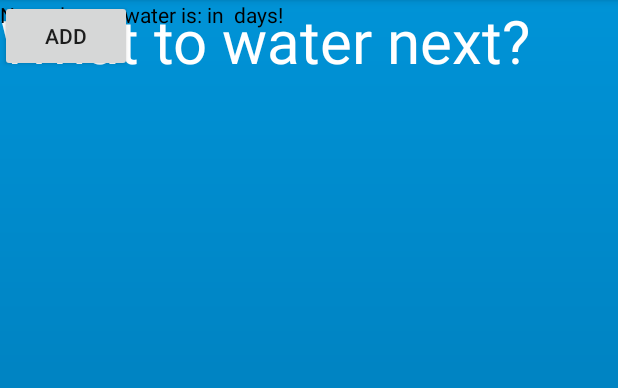
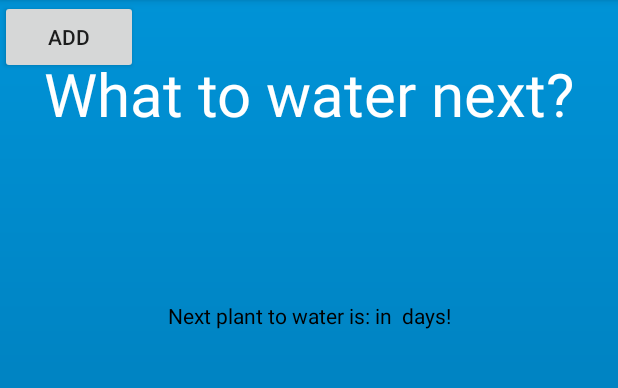
Before and after one commit to libbyjenn97/WaterMindr, an Android app: the WaterPlantActivity screen opened directly, with no data from a screen before it, on a phone screen of 412 x 824 dp, the part 84-472 px from its top. Run offline under Robolectric (Android 15) with nearby library versions, the phone set to English and light mode, and no system bars.

Commit message:
Imprived GUI Linked homes screen with water me

```diff
--- a/app/src/main/AndroidManifest.xml
+++ b/app/src/main/AndroidManifest.xml
@@ -21,11 +21,12 @@
                 <category android:name="android.intent.category.LAUNCHER" />
             </intent-filter>
         </activity>
-        <activity android:name=".ViewMyPlantsActivity" />
         <activity android:name=".AddPlantActivity" />
         <activity android:name=".WaterPlantActivity" />
         <activity android:name=".GardeningVideosActivity" />
-        <activity android:name=".WhatsNextActivity" />
+        <activity android:name=".WhatsNextActivity"
+            android:label="what's next?"/>
+        <activity android:name=".ViewMyPlantsActivity" />
         <activity android:name=".NotificationView"
             android:label="Details of notification">
             <meta-data
--- a/app/src/main/res/layout/activity_add_plant.xml
+++ b/app/src/main/res/layout/activity_add_plant.xml
@@ -2,7 +2,8 @@
 <LinearLayout xmlns:android="http://schemas.android.com/apk/res/android"
     xmlns:app="http://schemas.android.com/apk/res-auto"
     xmlns:tools="http://schemas.android.com/tools"
-    android:orientation="vertical" android:layout_width="fill_parent"
+    android:orientation="vertical"
+    android:layout_width="fill_parent"
     android:background="@drawable/gradient"
     android:layout_height="fill_parent">
 
--- a/app/src/main/res/layout/activity_gardening_videos.xml
+++ b/app/src/main/res/layout/activity_gardening_videos.xml
@@ -13,7 +13,7 @@
         android:layout_width="wrap_content"
         android:layout_height="wrap_content"
         android:text="Gardening Videos"
-        android:textColor="@color/colorAccent"
+        android:textColor="@color/ColorTitle"
         android:textSize="@dimen/title"
         android:gravity="center"
         app:layout_constraintTop_toTopOf="parent"
--- a/app/src/main/res/layout/activity_main.xml
+++ b/app/src/main/res/layout/activity_main.xml
@@ -16,9 +16,9 @@
         android:layout_width="156dp"
         android:layout_height="56dp"
         android:text="Water Me"
+        tools:ignore="HardcodedText"
         tools:layout_editor_absoluteX="113dp"
-        tools:layout_editor_absoluteY="266dp"
-        tools:ignore="HardcodedText" />
+        tools:layout_editor_absoluteY="266dp" />
 
     <Button
         android:id="@+id/tipsandtricks"
--- a/app/src/main/res/layout/activity_view_my_plants.xml
+++ b/app/src/main/res/layout/activity_view_my_plants.xml
@@ -4,6 +4,7 @@
     xmlns:tools="http://schemas.android.com/tools"
     android:layout_width="match_parent"
     android:layout_height="match_parent"
+    android:background="@drawable/gradient"
     tools:context="com.example.libbyalicia.watermindr.ViewMyPlantsActivity">
 
 </android.support.constraint.ConstraintLayout>
--- a/app/src/main/res/layout/activity_water_plant.xml
+++ b/app/src/main/res/layout/activity_water_plant.xml
@@ -5,6 +5,7 @@
     android:layout_width="match_parent"
     android:layout_height="match_parent"
     android:background="@drawable/gradient"
+    android:layout_gravity="center"
     tools:context="com.example.libbyalicia.watermindr.WaterPlantActivity">
 
 
@@ -13,37 +14,44 @@
         android:layout_width="wrap_content"
         android:layout_height="wrap_content"
         android:text="What to water next?"
-        android:textColor="@color/colorAccent"
+        android:textColor="@color/ColorTitle"
         android:textSize="@dimen/title"
         android:gravity="center"
-        tools:layout_editor_absoluteX="14dp"
-        tools:layout_editor_absoluteY="16dp" />
+        app:layout_constraintTop_toTopOf="parent"
+        android:layout_marginTop="35dp"
+        android:layout_marginLeft="16dp"
+        app:layout_constraintLeft_toLeftOf="parent"
+        android:layout_marginRight="16dp"
+        app:layout_constraintRight_toRightOf="parent" />
 
     <Button
         android:id="@+id/addBtn"
-        android:layout_width="wrap_content"
-        android:layout_height="wrap_content"
+        android:layout_width="92dp"
+        android:layout_height="49dp"
         android:text="Add"
-        tools:layout_editor_absoluteX="246dp"
-        tools:layout_editor_absoluteY="421dp" />
+        tools:layout_editor_absoluteX="274dp"
+        tools:layout_editor_absoluteY="420dp" />
 
     <Button
         android:id="@+id/deleteBtn"
         android:layout_width="wrap_content"
         android:layout_height="wrap_content"
-        android:layout_marginRight="131dp"
+        android:layout_marginRight="102dp"
         android:text="Delete"
         app:layout_constraintRight_toLeftOf="@+id/addBtn"
-        tools:layout_editor_absoluteY="421dp" />
+        android:layout_marginTop="210dp"
+        app:layout_constraintTop_toBottomOf="@+id/textView7" />
 
     <TextView
         android:id="@+id/textView7"
         android:layout_width="wrap_content"
         android:layout_height="wrap_content"
         android:text="Next plant to water is: in  days!"
-        tools:layout_editor_absoluteY="133dp"
-        tools:layout_editor_absoluteX="115dp"
-        android:textColor="#000000"/>
+        android:textColor="#000000"
+        app:layout_constraintLeft_toLeftOf="parent"
+        app:layout_constraintRight_toRightOf="parent"
+        android:layout_marginTop="111dp"
+        app:layout_constraintTop_toBottomOf="@+id/remTitle" />
 
 
 </android.support.constraint.ConstraintLayout>
--- a/app/src/main/res/layout/activity_whats_next.xml
+++ b/app/src/main/res/layout/activity_whats_next.xml
@@ -3,7 +3,8 @@
     xmlns:app="http://schemas.android.com/apk/res-auto"
     xmlns:tools="http://schemas.android.com/tools"
     android:background="@drawable/gradient"
-    android:orientation="vertical" android:layout_width="fill_parent"
+    android:orientation="vertical"
+    android:layout_width="fill_parent"
     android:layout_height="fill_parent">
 
     <GridView
--- a/app/src/main/res/layout/my_plants_row.xml
+++ b/app/src/main/res/layout/my_plants_row.xml
@@ -11,7 +11,7 @@
         android:layout_height="wrap_content"
         android:text="Plant Name"
         android:textSize="@dimen/title"
-        android:textColor="@color/colorAccent"
+        android:textColor="@color/ColorTitle"
         android:layout_gravity="center"
         android:textAppearance="@style/TextAppearance.AppCompat.Headline" />
     <TextView
--- a/app/src/main/res/layout/notification.xml
+++ b/app/src/main/res/layout/notification.xml
@@ -10,6 +10,7 @@
         android:layout_height="wrap_content"
         android:text="Time to water your plant!"
         android:layout_gravity="center"
-        android:textColor="@color/colorAccent"
+        android:gravity="center"
+        android:textColor="@color/ColorTitle"
         android:textSize="@dimen/title"/>
 </LinearLayout>
--- a/app/src/main/res/layout/row.xml
+++ b/app/src/main/res/layout/row.xml
@@ -9,7 +9,7 @@
         android:id="@+id/plantNameTV"
         android:layout_width="wrap_content"
         android:layout_height="wrap_content"
-        android:textColor="@color/colorAccent"
+        android:textColor="@color/ColorTitle"
         android:textSize="@dimen/title"
         android:text="Plant Name: "
         android:layout_gravity="center"
--- a/app/src/main/res/values/colors.xml
+++ b/app/src/main/res/values/colors.xml
@@ -2,5 +2,6 @@
 <resources>
     <color name="colorPrimary">#24D50F</color>
     <color name="colorPrimaryDark">#0F6A04</color>
-    <color name="colorAccent">#FFFFFF</color>
+    <color name="colorAccent">#0F6A04</color>
+    <color name="ColorTitle">#FFFFFF</color>
 </resources>
```
Also changed, not shown: app/src/main/java/com/example/libbyalicia/watermindr/MainActivity.java (+11 -0 lines).
